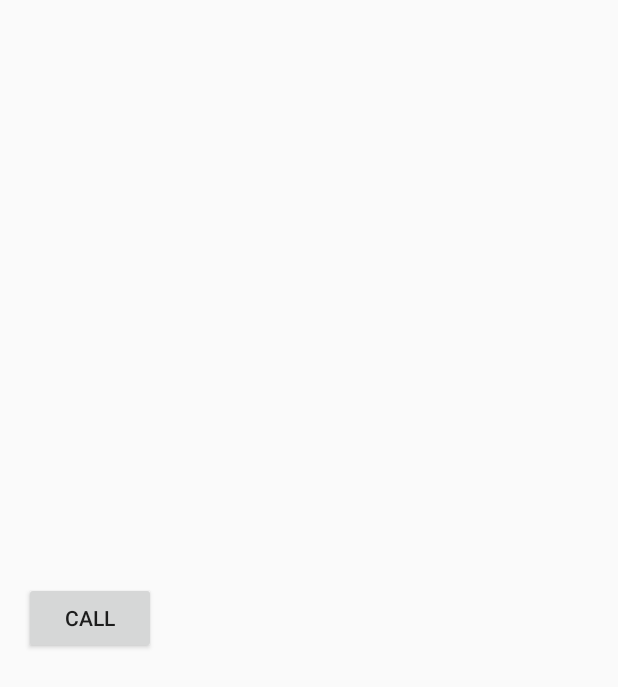
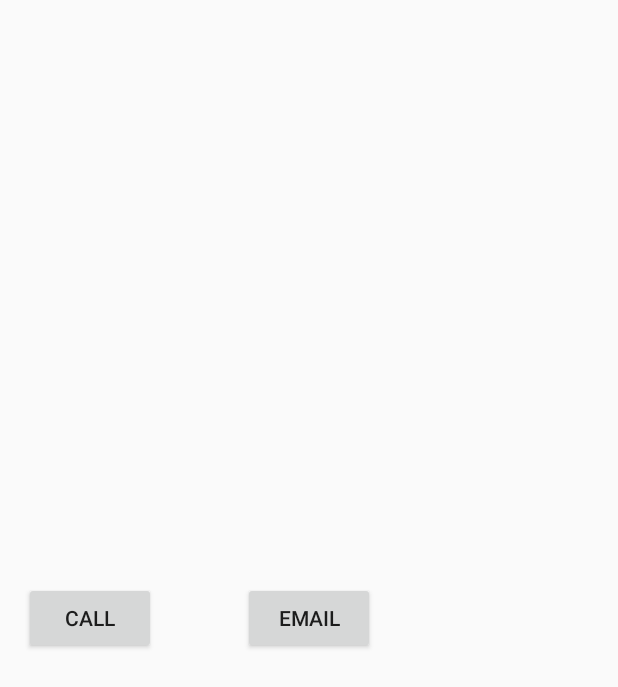
Before and after one commit to kanke/onTheHoof, an Android app: the screen it shows after launch (MainActivity), after a tap on "CALL", on a phone screen of 412 x 824 dp. Shown: the top 687 px of the screen. Run offline under Robolectric (Android 15) with nearby library versions, the phone set to English and light mode, and no system bars.

Commit message:
second commit

```diff
--- a/onTheRoof/app/src/main/AndroidManifest.xml
+++ b/onTheRoof/app/src/main/AndroidManifest.xml
@@ -3,6 +3,7 @@
     package="com.llyods.ontheroof" >
 
     <uses-permission android:name="android.permission.CALL_PHONE" />
+    <uses-permission android:name="android.permission.READ_PHONE_STATE" />
 
     <application
         android:allowBackup="true"
--- a/onTheRoof/app/src/main/java/com/llyods/ontheroof/MainActivity.java
+++ b/onTheRoof/app/src/main/java/com/llyods/ontheroof/MainActivity.java
@@ -5,6 +5,9 @@ import android.content.Intent;
 import android.net.Uri;
 import android.support.v7.app.ActionBarActivity;
 import android.os.Bundle;
+import android.telephony.PhoneStateListener;
+import android.telephony.TelephonyManager;
+import android.util.Log;
 import android.view.Menu;
 import android.view.MenuItem;
 import android.view.View;
@@ -14,6 +17,8 @@ import android.widget.Button;
 public class MainActivity extends Activity {
     private Button button;
 
+    private Button email;
+
     @Override
     public void onCreate(Bundle savedInstanceState) {
 
@@ -21,6 +26,7 @@ public class MainActivity extends Activity {
         setContentView(R.layout.activity_main);
 
         button = (Button) findViewById(R.id.button);
+        email= (Button) findViewById(R.id.emailbutton);
 
         // add button listener
         button.setOnClickListener(new View.OnClickListener() {
@@ -29,8 +35,17 @@ public class MainActivity extends Activity {
             public void onClick(View arg0) {
 
                 Intent callIntent = new Intent(Intent.ACTION_CALL);
-                callIntent.setData(Uri.parse("tel:07947656930"));
+                callIntent.setData(Uri.parse("tel:07939694618"));
                 startActivity(callIntent);
+
+            }
+
+        });
+
+        email.setOnClickListener(new View.OnClickListener() {
+
+            @Override
+        public void onClick(View arg0){
 
             }
 
@@ -38,13 +53,50 @@ public class MainActivity extends Activity {
 
     }
 
+    //monitor phone call activities
+    private class PhoneCallListener extends PhoneStateListener {
 
-   /* @Override
-    protected void onCreate(Bundle savedInstanceState) {
-        super.onCreate(savedInstanceState);
-        setContentView(R.layout.activity_main);
-    }*/
+        private boolean isPhoneCalling = false;
 
+        String LOG_TAG = "LOGGING 123";
+
+        @Override
+        public void onCallStateChanged(int state, String incomingNumber) {
+
+            if (TelephonyManager.CALL_STATE_RINGING == state) {
+                // phone ringing
+                Log.i(LOG_TAG, "RINGING, number: " + incomingNumber);
+            }
+
+            if (TelephonyManager.CALL_STATE_OFFHOOK == state) {
+                // active
+                Log.i(LOG_TAG, "OFFHOOK");
+
+                isPhoneCalling = true;
+            }
+
+            if (TelephonyManager.CALL_STATE_IDLE == state) {
+                // run when class initial and phone call ended,
+                // need detect flag from CALL_STATE_OFFHOOK
+                Log.i(LOG_TAG, "IDLE");
+
+                if (isPhoneCalling) {
+
+                    Log.i(LOG_TAG, "restart app");
+
+                    // restart app
+                    Intent i = getBaseContext().getPackageManager()
+                            .getLaunchIntentForPackage(
+                                    getBaseContext().getPackageName());
+                    i.addFlags(Intent.FLAG_ACTIVITY_CLEAR_TOP);
+                    startActivity(i);
+
+                    isPhoneCalling = false;
+                }
+
+            }
+        }
+    }
 
     @Override
     public boolean onCreateOptionsMenu(Menu menu) {
--- a/onTheRoof/app/src/main/res/layout/activity_main.xml
+++ b/onTheRoof/app/src/main/res/layout/activity_main.xml
@@ -12,4 +12,12 @@
         android:id="@+id/button"
         android:layout_centerVertical="true" />
 
+    <Button
+        android:layout_width="wrap_content"
+        android:layout_height="wrap_content"
+        android:text="Email"
+        android:id="@+id/emailbutton"
+        android:layout_centerVertical="true"
+        android:layout_centerHorizontal="true" />
+
 </RelativeLayout>
```
